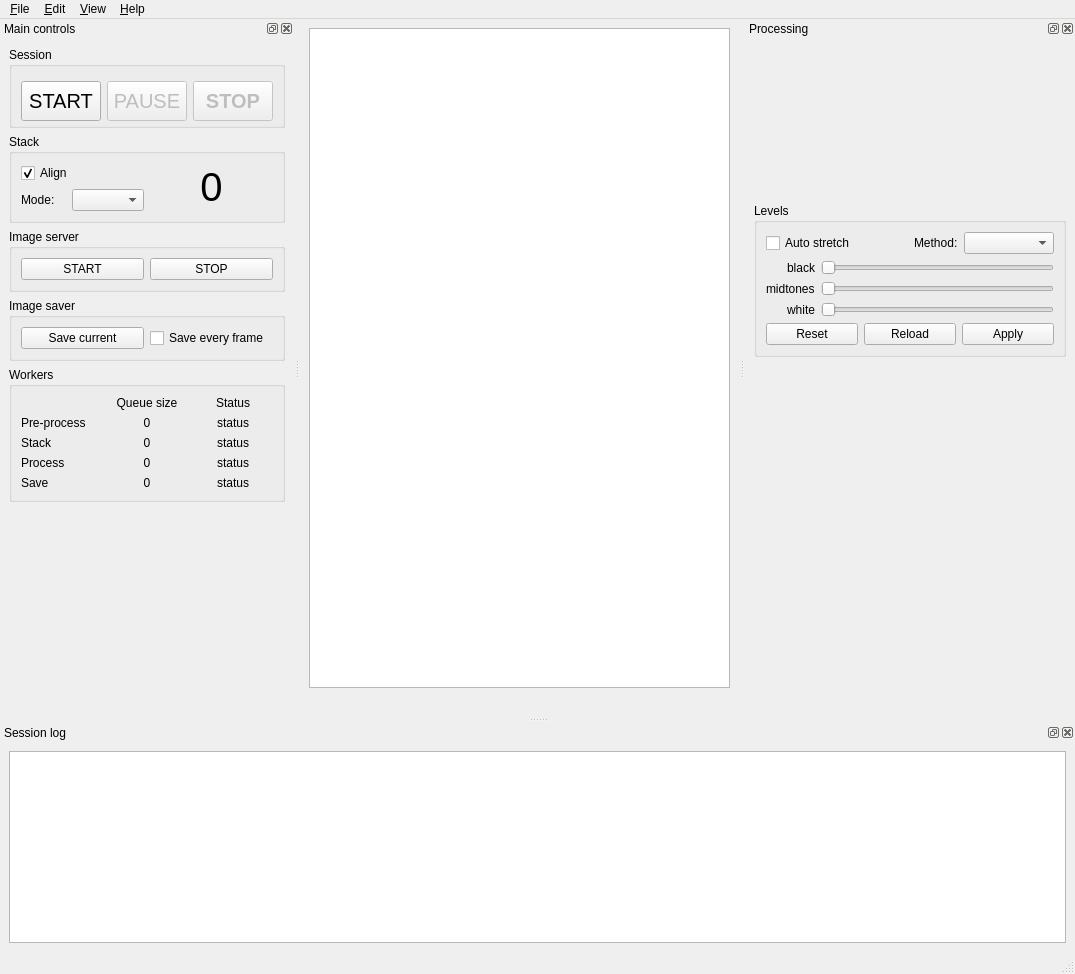
gehelem/als, file src/als/ui/als_ui.ui: the form before one commit.
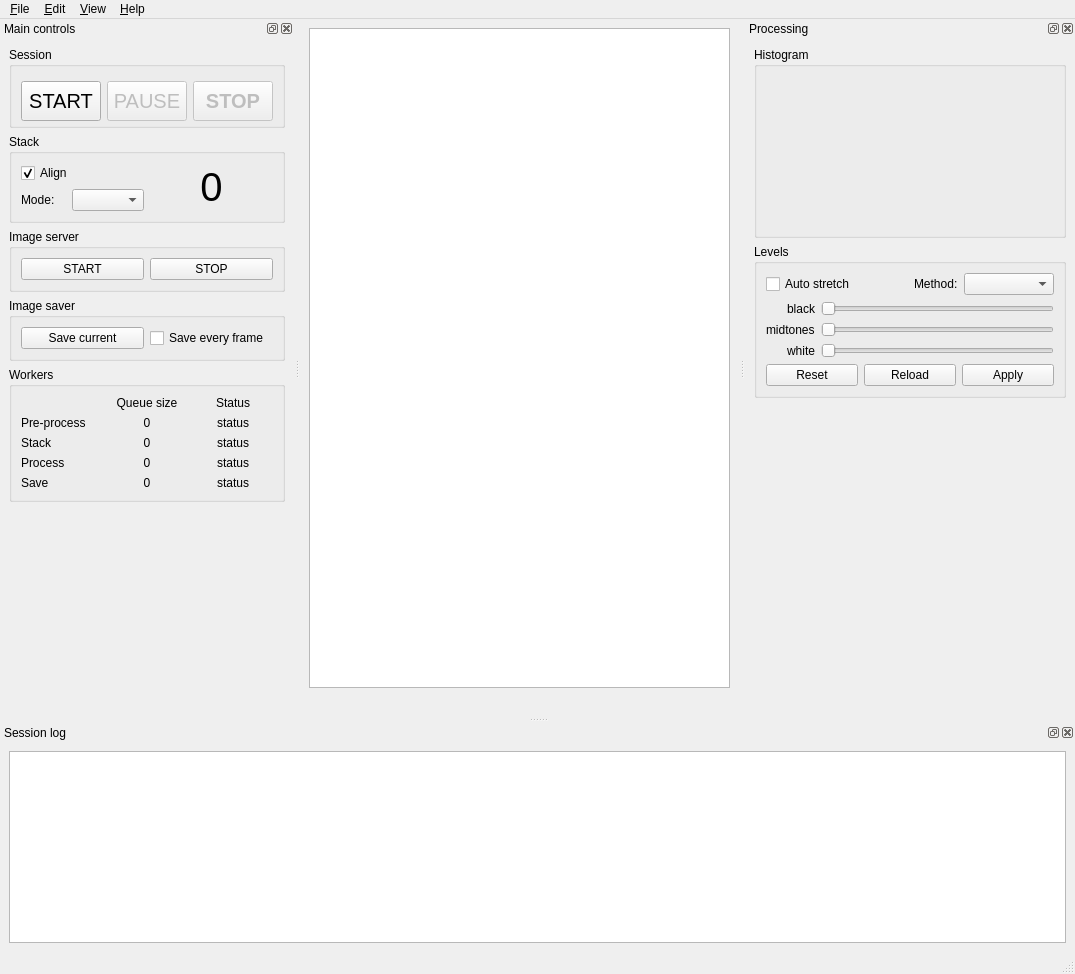
The form after the commit. Custom widgets are drawn as their Qt base class.

Commit message:
Add some eye candy on histogram view
When there is no data to show, just say it !

```diff
--- a/src/als/ui/als_ui.ui
+++ b/src/als/ui/als_ui.ui
@@ -653,15 +653,30 @@
     <number>2</number>
    </attribute>
    <widget class="QWidget" name="dockWidgetContents_3">
-    <layout class="QVBoxLayout" name="verticalLayout_5">
+    <layout class="QVBoxLayout" name="verticalLayout_6">
      <item>
-      <widget class="HistogramView" name="histogram_view" native="true">
+      <widget class="QGroupBox" name="groupBox_7">
        <property name="minimumSize">
         <size>
          <width>0</width>
-         <height>150</height>
+         <height>0</height>
         </size>
        </property>
+       <property name="title">
+        <string>Histogram</string>
+       </property>
+       <layout class="QVBoxLayout" name="verticalLayout_4">
+        <item>
+         <widget class="HistogramView" name="histogram_view" native="true">
+          <property name="minimumSize">
+           <size>
+            <width>250</width>
+            <height>150</height>
+           </size>
+          </property>
+         </widget>
+        </item>
+       </layout>
       </widget>
      </item>
      <item>
@@ -675,7 +690,7 @@
        <property name="title">
         <string>Levels</string>
        </property>
-       <layout class="QVBoxLayout" name="verticalLayout_4">
+       <layout class="QVBoxLayout" name="verticalLayout_5">
         <item>
          <layout class="QHBoxLayout" name="horizontalLayout_4">
           <item>
```
The commit also changes 1 other file.
